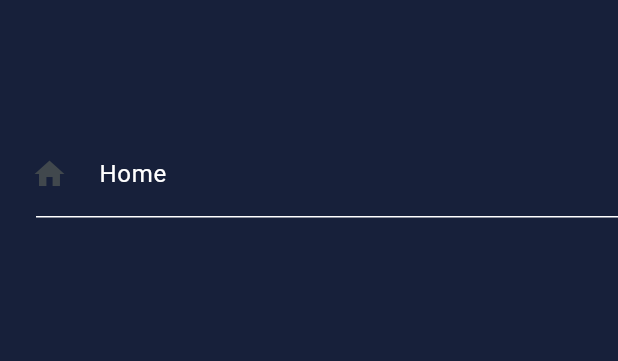
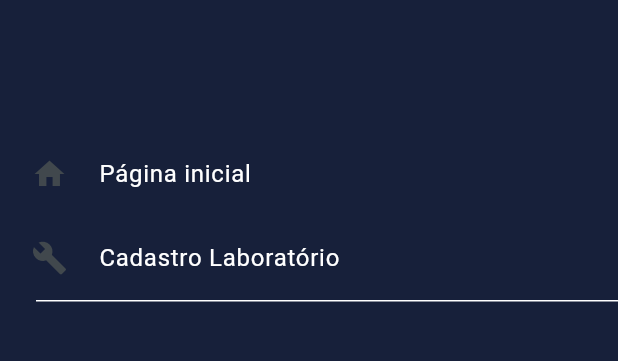
Before and after one commit to KalilPock/PortalCelular, a Flutter app: the screen it shows after launch, with the side drawer open, on a phone screen of 412 x 824 dp, the part 84-445 px from its top. Run offline on Flutter 3.47's test engine with Material 3 defaults, Android fonts, the phone set to English and light mode, and no system bars; our stand-ins replace easy_sidemenu.

Commit message:
adicionando_cadastroCelulares

```diff
--- a/lib/components/side_menu_tile.dart
+++ b/lib/components/side_menu_tile.dart
@@ -19,7 +19,21 @@ class SideMenuTile extends StatelessWidget {
             child: Icon(Icons.home),
           ),
           title: Text(
-            "Home",
+            "Página inicial",
+            style: TextStyle(color: Colors.white),
+          ),
+        ),
+        ListTile(
+          onTap: () {
+            Navigator.pushNamed(context, '/pag_inicial');
+          },
+          leading: SizedBox(
+            height: 34,
+            width: 34,
+            child: Icon(Icons.build),
+          ),
+          title: Text(
+            "Cadastro Laboratório",
             style: TextStyle(color: Colors.white),
           ),
         ),
```
Also changed, not shown: lib/components/cadastro_laboratório.dart (added, +68 -0 lines), lib/components/menu_btn.dart (deleted), lib/components/vitrine_celulares.dart (added).
